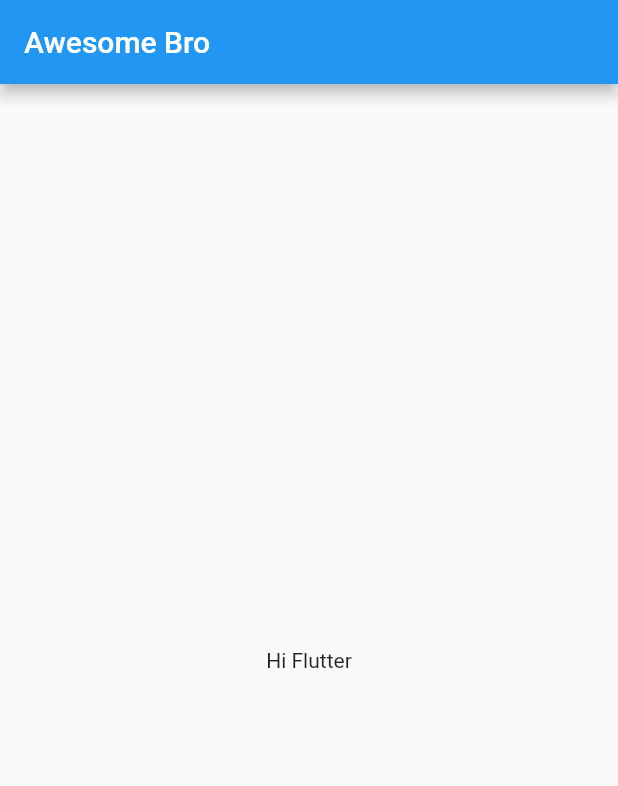
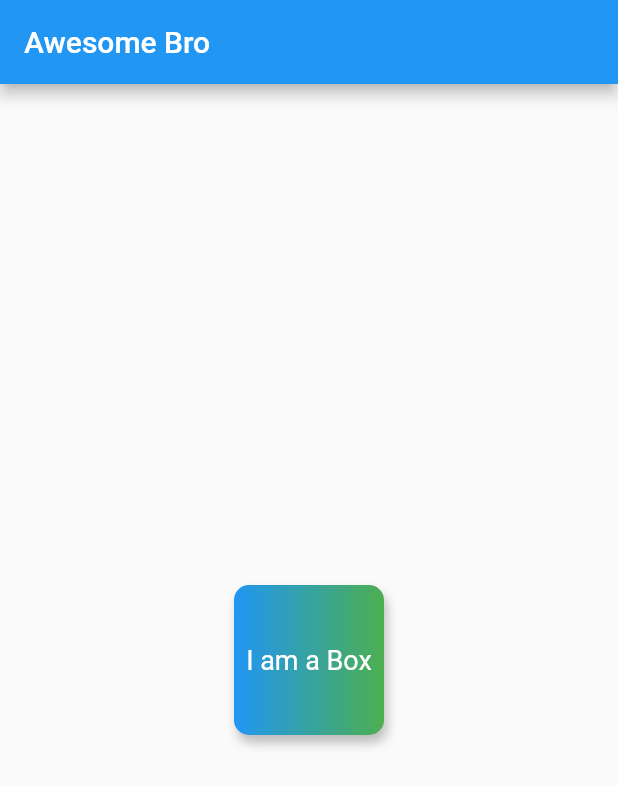
Before and after one commit to amansharma703/awesomeapp, a Flutter app: the screen it shows after launch, on a phone screen of 412 x 824 dp. Shown: the top 786 px of the screen. Run offline on Flutter 3.47's test engine with Material 2 defaults, Android fonts, the phone set to English and light mode, and no system bars.

Commit message:
learned about conatainer widget

```diff
--- a/lib/main.dart
+++ b/lib/main.dart
@@ -1,22 +1,36 @@
 import 'package:flutter/material.dart';
 
 void main() {
-  runApp(MaterialApp(
-    title: "Fluutter App",
+  runApp(const MaterialApp(
+    title: "Flutter App",
     home: HomePage(),
   ));
 }
 
 class HomePage extends StatelessWidget {
+  const HomePage({Key? key}) : super(key: key);
   @override
   Widget build(BuildContext context) {
     return Scaffold(
       appBar: AppBar(
         title: const Text("Awesome Bro"),
       ),
-      body:  Container(
-        child: const Center(child: Text("Hi Flutter"))
-      ),
+      body:  Center(
+        child: Container(
+          padding: const EdgeInsets.all(8),
+          alignment: Alignment.center,
+
+          width: 100,
+          height: 100,
+          decoration:  BoxDecoration(
+            boxShadow: [BoxShadow(color: Colors.grey.shade400, blurRadius: 5,  offset: Offset(2.0,5.0))],
+            borderRadius: BorderRadius.circular(10),
+            color: Colors.purple,
+            gradient:  const LinearGradient(colors: [Colors.blue, Colors.green])
+          ),
+          child: const Text("I am a Box", style: TextStyle(color: Colors.white, fontSize: 18))
+        )
+      )
     );
   }
 }
```
